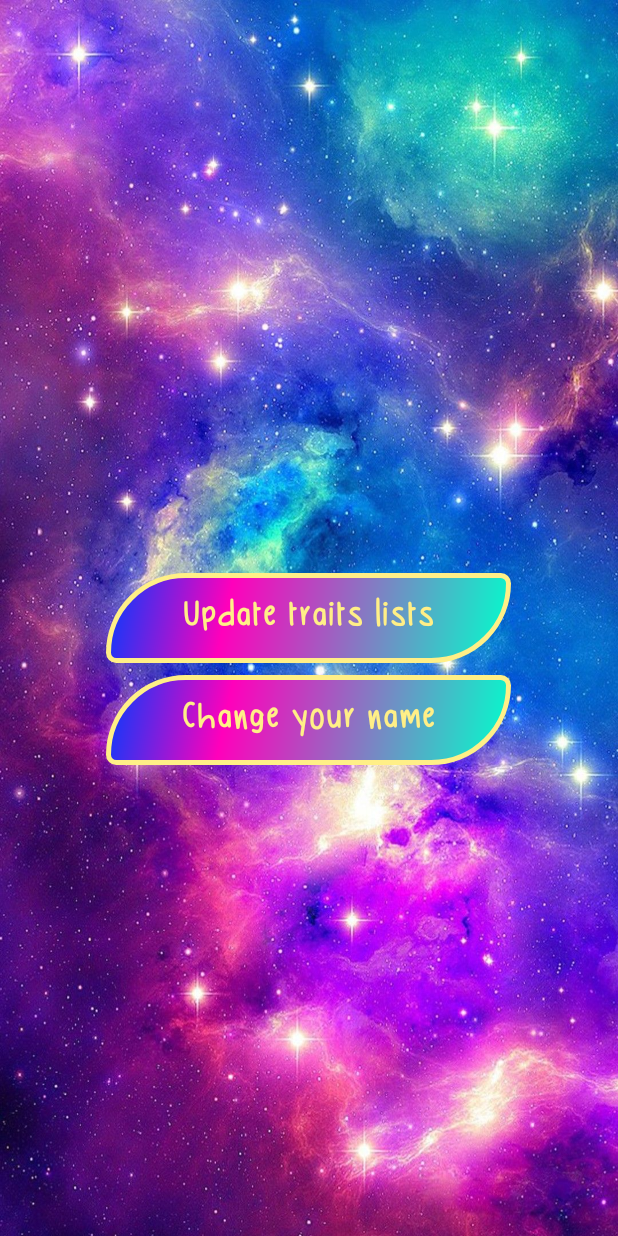
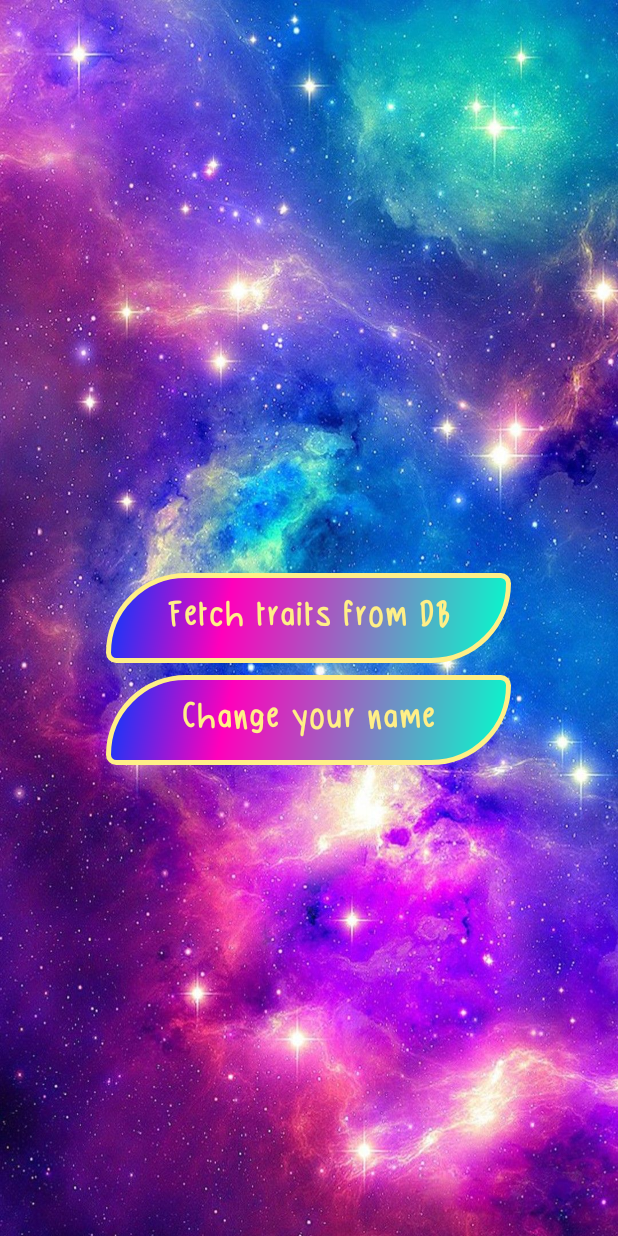
Before and after one commit to Alex-Badea/Arthea, an Android app: the SettingsActivity screen opened directly, with no data from a screen before it, after a tap on "Fetch traits from DB", on a phone screen of 412 x 824 dp. Run offline under Robolectric (Android 15) with nearby library versions, the phone set to English and light mode, and no system bars.

Commit message:
implemented settings activity

```diff
--- a/app/src/main/java/com/shiba/arthea/activities/MainActivity.java
+++ b/app/src/main/java/com/shiba/arthea/activities/MainActivity.java
@@ -44,8 +44,6 @@ public class MainActivity extends FragmentActivity {
     protected void onResume() {
         super.onResume();
 
-        Toast.makeText(this, "Resumed", Toast.LENGTH_LONG).show();
-
         ((TextView) findViewById(R.id.activiy_main_welcome_text)).setText("Welcome, " + LocalStorageHandler.getInstance().getName(this));
 
         new AsyncTask<Void, Void, Boolean>() {
--- a/app/src/main/java/com/shiba/arthea/activities/SettingsActivity.java
+++ b/app/src/main/java/com/shiba/arthea/activities/SettingsActivity.java
@@ -42,7 +42,7 @@ public class SettingsActivity extends FragmentActivity {
                     @Override
                     //RUNS ON MAIN THREAD!!! NO NETWORKING ALLOWED
                     protected void onPostExecute(Void result) {
-                        updateTraits.setText("Update traits lists");
+                        updateTraits.setText("Fetch traits from DB");
                         updateTraits.setEnabled(true);
                     }
                 }.execute();
```
